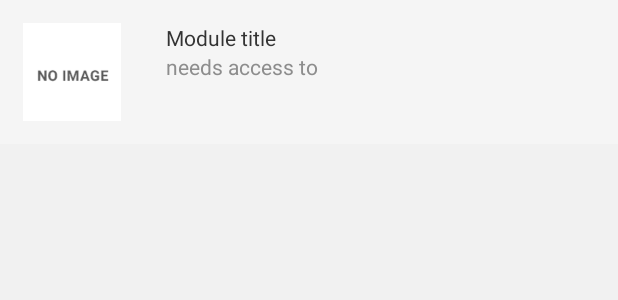
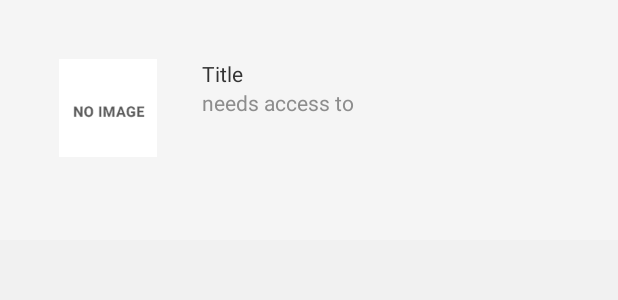
Before and after one commit to wlsc/assistance-platform-client-android, an Android app: the layout alert_dialog_permissions.xml on its own in the app's theme, with its tools: preview values and no code run, on a phone screen of 412 x 824 dp. Shown: the top 300 px of the screen. Run offline under Robolectric (Android 15) with nearby library versions, the phone set to English and light mode, and no system bars.

Commit message:
* fixed bug with imports * added material design paddings to module permission install dialog

```diff
--- a/app/src/main/java/de/tu_darmstadt/tk/android/assistance/fragments/DrawerFragment.java
+++ b/app/src/main/java/de/tu_darmstadt/tk/android/assistance/fragments/DrawerFragment.java
@@ -330,6 +330,11 @@ public class DrawerFragment extends Fragment implements DrawerHandler {
      */
     public void updateUserData(String username, String email, String userPicFilename) {
 
+        // check for imports
+        if (usernameView == null || userEmailView == null) {
+            ButterKnife.bind(this, mFragmentContainerView);
+        }
+
         usernameView.setText(username);
         userEmailView.setText(email);
         userEmailView.setMovementMethod(LinkMovementMethod.getInstance());
--- a/app/src/main/res/layout/alert_dialog_permissions.xml
+++ b/app/src/main/res/layout/alert_dialog_permissions.xml
@@ -3,7 +3,9 @@
     style="@style/AlertDialog.AppCompat.Light"
     android:layout_width="wrap_content"
     android:layout_height="wrap_content"
-    android:background="@color/alertDialogBackground">
+    android:background="@color/alertDialogBackground"
+    android:padding="@dimen/dialog_padding_material"
+    android:paddingTop="@dimen/dialog_padding_top_material">
 
     <LinearLayout
         android:id="@+id/module_permission_header"
@@ -36,7 +38,7 @@
                 android:layout_width="wrap_content"
                 android:layout_height="wrap_content"
                 android:background="@color/alertDialogBackground"
-                android:text="Module title"
+                android:text="Title"
                 android:textColor="@color/alertDialogTitle" />
 
             <TextView
@@ -55,7 +57,9 @@
         android:id="@+id/module_permission_list"
         android:layout_width="match_parent"
         android:layout_height="wrap_content"
-        android:layout_alignBaseline="@+id/module_permission_header"
-        android:paddingTop="50dp" />
+        android:layout_below="@+id/module_permission_header"
+        android:layout_centerHorizontal="true"
+        android:paddingBottom="@dimen/dialog_list_padding_vertical_material"
+        android:paddingTop="@dimen/dialog_list_padding_vertical_material" />
 
 </RelativeLayout>
```
